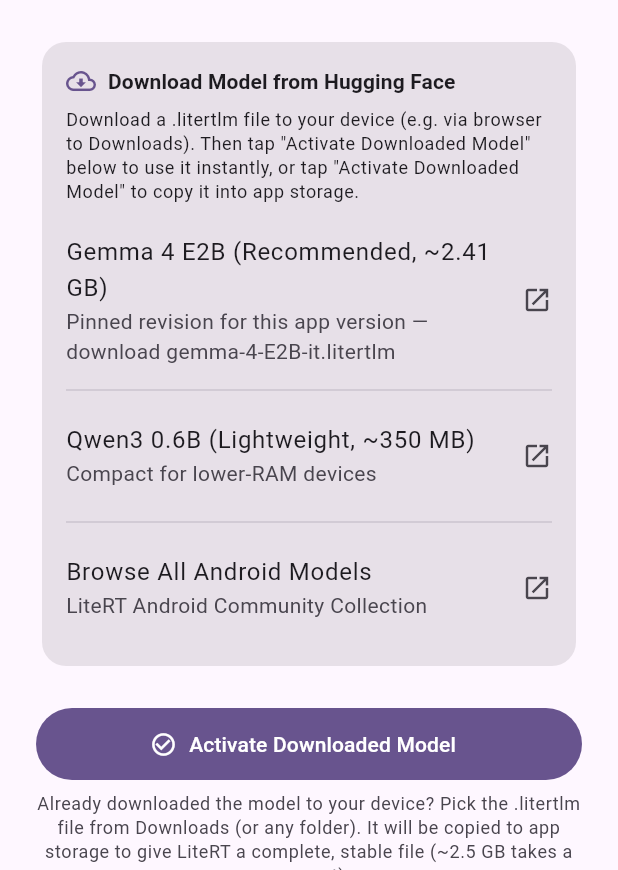
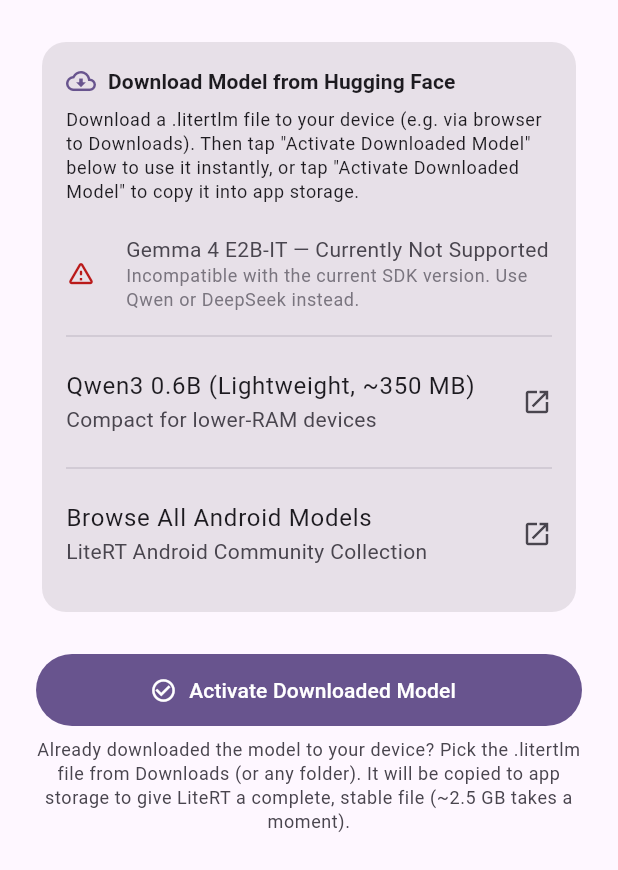
Before and after one commit to shashankguptadev/smriti, a Flutter app: the screen it shows after launch, on a phone screen of 412 x 824 dp, the part 366-1236 px from its top. Run offline on Flutter 3.47's test engine with Material 3 defaults, Android fonts, the phone set to English and light mode, and no system bars; our stand-ins replace file_picker, objectbox; missing offline and left inert: flutter_edge_ai, flutter_edge_ai_litertlm, google_mlkit_text_recognition, pdfx, syncfusion_flutter_pdf; generated files the repository leaves out were written again.

Commit message:
fix: remove redundant Replace/Import model button from ModelManagerScreen

```diff
--- a/lib/ui/screens/model_manager_screen.dart
+++ b/lib/ui/screens/model_manager_screen.dart
@@ -27,56 +27,6 @@ class ModelManagerScreen extends StatelessWidget {
           SnackBar(content: Text('Failed to launch link: $e')),
         );
       }
-    }
-  }
-
-  Future<void> _pickAndImportModel(BuildContext context) async {
-    final scaffoldMessenger = ScaffoldMessenger.of(context);
-    final provider = context.read<ModelManagerProvider>();
-
-    try {
-      final result = await FilePicker.platform.pickFiles(
-        type: FileType.any,
-      );
-
-      if (result == null || result.files.isEmpty) return;
-
-      final path = result.files.first.path;
-      if (path == null) {
-        scaffoldMessenger.showSnackBar(
-          const SnackBar(content: Text('Could not access selected file path.')),
-        );
-        return;
-      }
-
-      final lowerPath = path.toLowerCase();
-      if (!lowerPath.endsWith('.litertlm')) {
-        scaffoldMessenger.showSnackBar(
-          const SnackBar(
-            content: Text('Please select a valid .litertlm model file.'),
-            backgroundColor: Colors.orange,
-          ),
-        );
-        return;
-      }
-
-      final success = await provider.importLocalModel(File(path));
-      if (success) {
-        scaffoldMessenger.showSnackBar(
-          const SnackBar(
-            content: Text('Model weights imported successfully!'),
-            backgroundColor: Colors.green,
-          ),
-        );
-        onSetupComplete?.call();
-      }
-    } catch (e) {
-      scaffoldMessenger.showSnackBar(
-        SnackBar(
-          content: Text('Error selecting model: $e'),
-          backgroundColor: Colors.red,
-        ),
-      );
     }
   }
 
@@ -237,12 +187,6 @@ class ModelManagerScreen extends StatelessWidget {
                                   style: TextButton.styleFrom(foregroundColor: Colors.red),
                                   onPressed: () => provider.deleteActiveModel(),
                                 ),
-                                const Spacer(),
-                                OutlinedButton.icon(
-                                  icon: const Icon(Icons.refresh, size: 18),
-                                  label: const Text('Replace'),
-                                  onPressed: () => _pickAndImportModel(context),
-                                ),
                               ],
                             ),
                           ],
@@ -331,14 +275,24 @@ class ModelManagerScreen extends StatelessWidget {
                           const SizedBox(height: 12),
                           ListTile(
                             contentPadding: EdgeInsets.zero,
-                            title: const Text('Gemma 4 E2B (Recommended, ~2.41 GB)'),
-                            subtitle: const Text(
-                              'Pinned revision for this app version — download gemma-4-E2B-it.litertlm',
+                            enabled: false,
+                            leading: Icon(
+                              Icons.warning_amber_rounded,
+                              color: theme.colorScheme.error,
+                              size: 20,
                             ),
-                            trailing: const Icon(Icons.open_in_new, size: 20),
-                            onTap: () => _launchExternalUrl(
-                              context,
-                              'https://huggingface.co/litert-community/gemma-4-E2B-it-litert-lm/tree/b3ca0d2f076785a8f4b2219ddbd2bdb99954eae1',
+                            title: Text(
+                              'Gemma 4 E2B-IT — Currently Not Supported',
+                              style: theme.textTheme.bodyMedium?.copyWith(
+                                color: theme.colorScheme.onSurfaceVariant,
+                              ),
+                            ),
+                            subtitle: Text(
+                              'Incompatible with the current SDK version. '
+                              'Use Qwen or DeepSeek instead.',
+                              style: theme.textTheme.bodySmall?.copyWith(
+                                color: theme.colorScheme.outline,
+                              ),
                             ),
                           ),
                           const Divider(),
@@ -422,29 +376,6 @@ class ModelManagerScreen extends StatelessWidget {
                     ),
                   ),
                   const SizedBox(height: 16),
-                  const Divider(),
-                  const SizedBox(height: 8),
-                  // ── Option B: Copy/import model into app-private storage ──
-                  SizedBox(
-                    width: double.infinity,
-                    height: 48,
-                    child: OutlinedButton.icon(
-                      icon: const Icon(Icons.file_upload_outlined),
-                      label: Text(provider.hasRealModel ? 'Replace with New Model' : 'Import .litertlm Model'),
-                      onPressed: provider.status == ModelStatus.importing
-                          ? null
-                          : () => _pickAndImportModel(context),
-                    ),
-                  ),
-                  const SizedBox(height: 8),
-                  Text(
-                    'Same as above — both options copy the model to app-private storage.',
-                    textAlign: TextAlign.center,
-                    style: theme.textTheme.bodySmall?.copyWith(
-                      color: theme.colorScheme.onSurfaceVariant,
-                    ),
-                  ),
-                  const SizedBox(height: 16),
                   SizedBox(
                     width: double.infinity,
                     height: 48,
```
